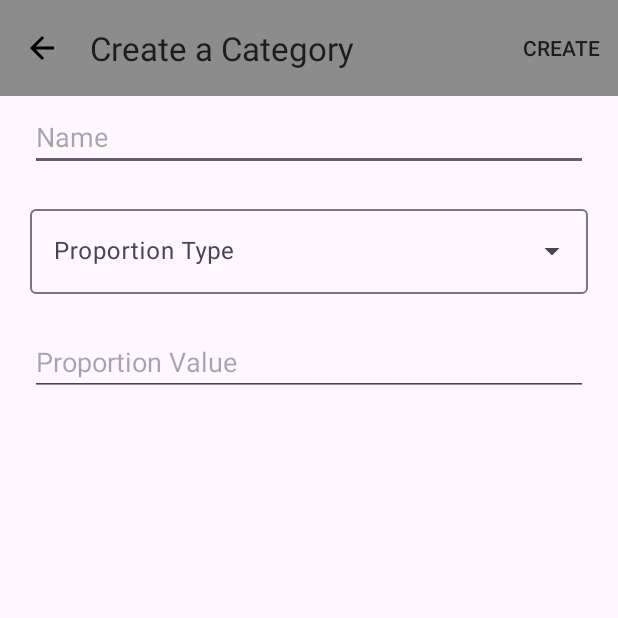
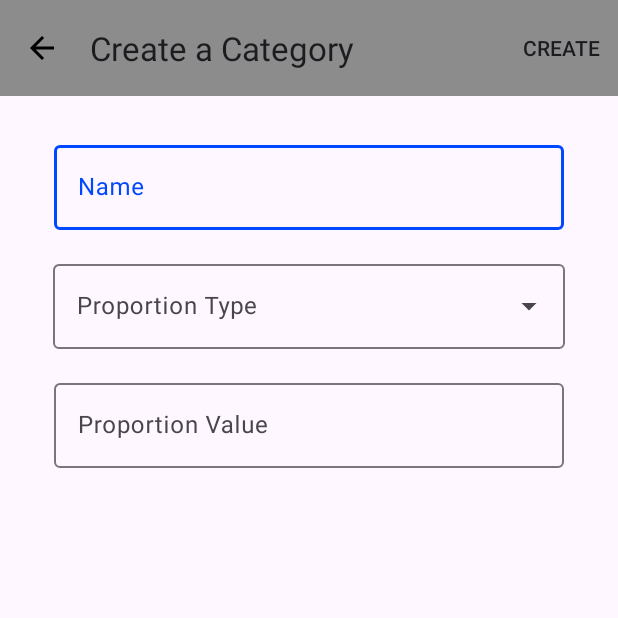
Before and after one commit to MasterTemple/CSCI-335-UI-Application, an Android app: the CategoryEditActivity screen opened directly, with no data from a screen before it, on a phone screen of 412 x 824 dp, the top half of it. Run offline under Robolectric (Android 15) with nearby library versions, the phone set to English and light mode, and no system bars.

Commit message:
Edit category activity has a much cleaner UI.

```diff
--- a/app/src/main/res/layout/activity_category_edit.xml
+++ b/app/src/main/res/layout/activity_category_edit.xml
@@ -22,30 +22,56 @@
 
     </com.google.android.material.appbar.AppBarLayout>
 
-    <EditText
-        android:id="@+id/category_edit_name"
-        android:layout_below="@id/top_bar"
+    <!--    <EditText-->
+    <!--        android:id="@+id/category_edit_name"-->
+    <!--        android:layout_below="@id/top_bar"-->
+    <!--        android:layout_width="match_parent"-->
+    <!--        android:layout_height="40dp"-->
+    <!--        android:layout_marginStart="20dp"-->
+    <!--        android:layout_marginTop="10dp"-->
+    <!--        android:layout_marginEnd="20dp"-->
+    <!--        android:layout_marginBottom="10dp"-->
+    <!--        android:hint="@string/hint_category_name"-->
+    <!--        android:inputType="text"-->
+    <!--        />-->
+    <RelativeLayout
+        android:id="@+id/category_edit_input_fields_layout"
         android:layout_width="match_parent"
-        android:layout_height="40dp"
+        android:layout_height="wrap_content"
         android:layout_marginStart="20dp"
         android:layout_marginTop="10dp"
         android:layout_marginEnd="20dp"
         android:layout_marginBottom="10dp"
+        android:layout_below="@id/top_bar"
+        >
+
+
+    <com.google.android.material.textfield.TextInputLayout
+        android:id="@+id/category_edit_name_layout"
+        android:layout_width="match_parent"
+        android:layout_height="wrap_content"
+        style="@style/Widget.Material3.TextInputEditText.OutlinedBox"
+        >
+        <EditText
+            android:id="@+id/category_edit_name"
+            android:layout_width="match_parent"
+            android:layout_height="wrap_content"
             android:hint="@string/hint_category_name"
             android:inputType="text"
             />
 
+    </com.google.android.material.textfield.TextInputLayout>
+
+
     <com.google.android.material.textfield.TextInputLayout
         android:layout_width="match_parent"
-        android:layout_height="70dp"
-        android:layout_marginStart="20dp"
-        android:layout_marginTop="10dp"
-        android:layout_marginEnd="20dp"
-        android:layout_marginBottom="10dp"
-        android:id="@+id/category_edit_proportion_type"
-        android:layout_below="@id/category_edit_name"
+        android:layout_height="wrap_content"
+        android:id="@+id/category_edit_proportion_type_layout"
+        android:layout_below="@id/category_edit_name_layout"
         android:hint="@string/hint_category_proportion_type"
         style="@style/Widget.Material3.TextInputLayout.OutlinedBox.ExposedDropdownMenu"
+        android:paddingStart="15dp"
+        android:paddingEnd="15dp"
         >
         <AutoCompleteTextView
             android:id="@+id/category_edit_proportion_type_autocomplete"
@@ -55,39 +81,31 @@
             />
     </com.google.android.material.textfield.TextInputLayout>
 
-<!--    <EditText-->
-<!--        android:id="@+id/category_edit_proportion_type"-->
-<!--        android:layout_width="match_parent"-->
-<!--        android:layout_height="40dp"-->
-<!--        android:layout_marginStart="20dp"-->
-<!--        android:layout_marginTop="10dp"-->
-<!--        android:layout_marginEnd="20dp"-->
-<!--        android:layout_marginBottom="10dp"-->
-<!--        android:layout_below="@id/category_edit_name"-->
-<!--        android:hint="@string/hint_category_proportion_type"-->
-<!--        />-->
-
+    <com.google.android.material.textfield.TextInputLayout
+        android:id="@+id/category_edit_proportion_value_layout"
+        android:layout_below="@id/category_edit_proportion_type_layout"
+        android:layout_width="match_parent"
+        android:layout_height="wrap_content"
+        style="@style/Widget.Material3.TextInputEditText.OutlinedBox"
+        >
         <EditText
             android:id="@+id/category_edit_proportion_value"
             android:layout_width="match_parent"
-        android:layout_height="40dp"
-        android:layout_marginStart="20dp"
-        android:layout_marginTop="10dp"
-        android:layout_marginEnd="20dp"
-        android:layout_marginBottom="10dp"
-        android:layout_below="@id/category_edit_proportion_type"
+            android:layout_height="wrap_content"
             android:hint="@string/hint_category_proportion_value"
             android:inputType="numberDecimal"
             />
+    </com.google.android.material.textfield.TextInputLayout>
+    </RelativeLayout>
 
     <Button
         android:id="@+id/category_edit_delete_button"
         android:layout_width="wrap_content"
         android:layout_height="wrap_content"
-        android:layout_below="@id/category_edit_proportion_value"
+        android:layout_below="@id/category_edit_input_fields_layout"
         android:layout_centerHorizontal="true"
+        android:text="@string/action_delete"
         android:backgroundTint="@color/red"
-        android:text="@string/action_delete"
         />
 
 </RelativeLayout>
--- a/app/src/main/res/layout/fragment_category_element.xml
+++ b/app/src/main/res/layout/fragment_category_element.xml
@@ -10,7 +10,7 @@
 
     <TextView
         android:id="@+id/categoryName"
-        android:layout_width="220dp"
+        android:layout_width="200dp"
         android:layout_height="wrap_content"
         android:layout_marginStart="10dp"
         android:layout_marginTop="10dp"
@@ -32,13 +32,16 @@
         android:textSize="20sp" />
 
     <TextView
+        android:id="@+id/categoryValue"
         android:layout_width="160dp"
-        android:layout_margin="10dp"
+        android:layout_height="wrap_content"
+        android:layout_marginStart="10dp"
+        android:layout_marginTop="10dp"
+        android:layout_marginEnd="10dp"
+        android:layout_marginBottom="10dp"
+        android:layout_toEndOf="@id/categoryPercent"
         android:gravity="end"
-        android:layout_height="wrap_content"
-        android:id="@+id/categoryValue"
         android:text="$48.00"
-        android:layout_toEndOf="@id/categoryPercent"
         android:textColor="@color/black"
         android:textSize="20sp" />
 
```
Lines whose indentation alone changed are shown as unchanged.
